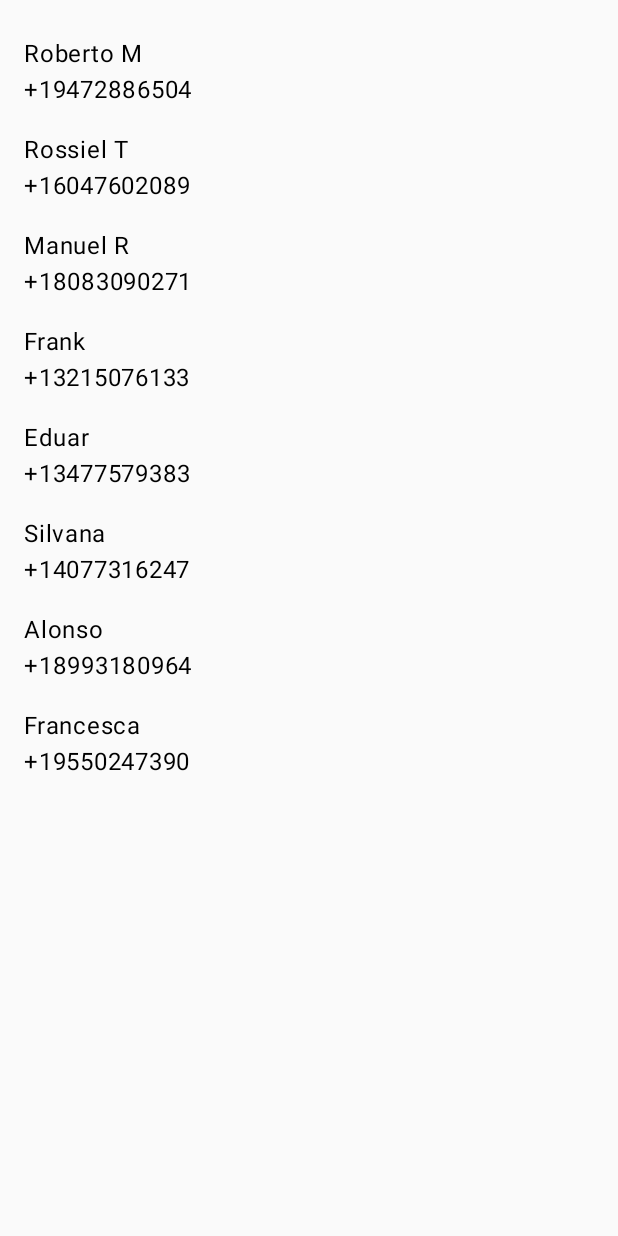
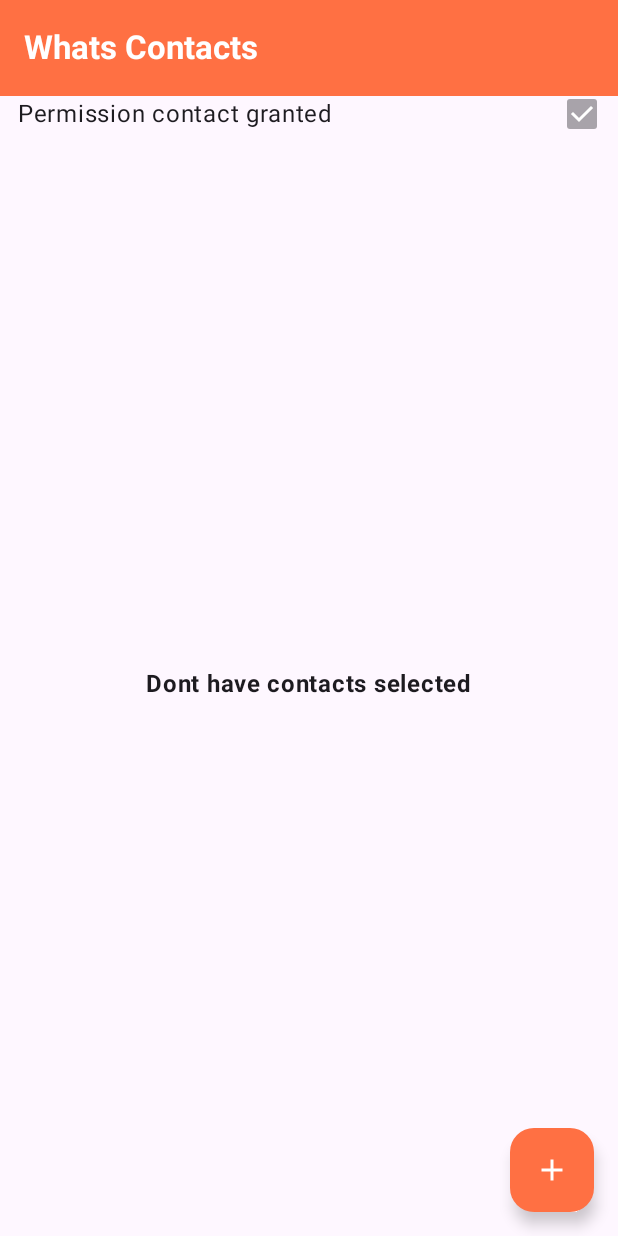
Before and after one commit to Alfonsina30/contact_compose_project, an Android app built with Jetpack Compose: the screen it shows after launch (MainActivity), on a phone screen of 412 x 824 dp. Run offline under Robolectric (Android 15) with nearby library versions, the phone set to English and light mode, and no system bars.

Commit message:
Update MainActivity.kt

```diff
--- a/app/src/main/java/com/example/whatscontacts/MainActivity.kt
+++ b/app/src/main/java/com/example/whatscontacts/MainActivity.kt
@@ -1,16 +1,30 @@
+
 package com.example.whatscontacts
 
 import android.os.Bundle
 import androidx.activity.ComponentActivity
+import androidx.activity.compose.BackHandler
 import androidx.activity.compose.setContent
+import androidx.compose.foundation.background
 import androidx.compose.foundation.layout.*
 import androidx.compose.foundation.lazy.LazyColumn
 import androidx.compose.foundation.lazy.items
-import androidx.compose.material3.MaterialTheme
-import androidx.compose.material3.Text
-import androidx.compose.runtime.Composable
+import androidx.compose.foundation.shape.CircleShape
+import androidx.compose.material.icons.Icons
+import androidx.compose.material.icons.automirrored.filled.ArrowBack
+import androidx.compose.material.icons.filled.Add
+import androidx.compose.material.icons.filled.Close
+import androidx.compose.material.icons.filled.Person
+import androidx.compose.material3.*
+import androidx.compose.runtime.*
+import androidx.compose.ui.Alignment
 import androidx.compose.ui.Modifier
+import androidx.compose.ui.draw.clip
+import androidx.compose.ui.graphics.Color
+import androidx.compose.ui.text.font.FontWeight
 import androidx.compose.ui.unit.dp
+
+val Orange = Color(0xFFFF7043)
 
 data class Contact(val id: Int, val name: String, val phone: String)
 
@@ -25,30 +39,177 @@ val fakeContacts = listOf(
     Contact(8, "Francesca", "+19550247390"),
 )
 
+
 class MainActivity : ComponentActivity() {
     override fun onCreate(savedInstanceState: Bundle?) {
         super.onCreate(savedInstanceState)
         setContent {
             MaterialTheme {
-                ContactList(fakeContacts)
+                App()
             }
         }
     }
 }
 
 @Composable
-fun ContactList(contacts: List<Contact>) {
-    LazyColumn(
-        modifier = Modifier
-            .fillMaxSize()
-            .statusBarsPadding()
-            .padding(16.dp)
-    ) {
-        items(contacts) { contact ->
-            Column(modifier = Modifier.padding(vertical = 8.dp)) {
-                Text(contact.name)
-                Text(contact.phone)
+fun App() {
+    var searching by remember { mutableStateOf(false) }
+    val selectedIds = remember { mutableStateListOf<Int>() }
+
+    if (searching) {
+        SearchScreen(
+            contacts = fakeContacts,
+            selectedIds = selectedIds,
+            onBack = { searching = false }
+        )
+    } else {
+        MainScreen(
+            selected = fakeContacts.filter { it.id in selectedIds },
+            onAdd = { searching = true },
+            onRemove = { contact -> selectedIds.remove(contact.id) }
+        )
+    }
+}
+
+@OptIn(ExperimentalMaterial3Api::class)
+@Composable
+fun MainScreen(
+    selected: List<Contact>,
+    onAdd: () -> Unit,
+    onRemove: (Contact) -> Unit
+) {
+    Scaffold(
+        topBar = {
+            TopAppBar(
+                title = { Text("Whats Contacts", fontWeight = FontWeight.Bold) },
+                colors = TopAppBarDefaults.topAppBarColors(
+                    containerColor = Orange,
+                    titleContentColor = Color.White
+                )
+            )
+        },
+        floatingActionButton = {
+            FloatingActionButton(
+                onClick = onAdd,
+                containerColor = Orange,
+                contentColor = Color.White
+            ) {
+                Icon(Icons.Default.Add, contentDescription = "Add contacts")
+            }
+        }
+    ) { padding ->
+        Column(modifier = Modifier.padding(padding).fillMaxSize()) {
+            Row(
+                modifier = Modifier.fillMaxWidth().padding(horizontal = 12.dp),
+                verticalAlignment = Alignment.CenterVertically,
+                horizontalArrangement = Arrangement.SpaceBetween
+            ) {
+                Text("Permission contact granted")
+                Checkbox(checked = true, onCheckedChange = null, enabled = false)
+            }
+
+            if (selected.isEmpty()) {
+                Box(modifier = Modifier.fillMaxSize(), contentAlignment = Alignment.Center) {
+                    Text("Dont have contacts selected", fontWeight = FontWeight.Bold)
+                }
+            } else {
+                Text(
+                    "Contact selected",
+                    fontWeight = FontWeight.Bold,
+                    modifier = Modifier.align(Alignment.CenterHorizontally).padding(8.dp)
+                )
+                LazyColumn {
+                    items(selected, key = { it.id }) { contact ->
+                        ContactRow(contact) {
+                            IconButton(onClick = { onRemove(contact) }) {
+                                Icon(
+                                    Icons.Default.Close,
+                                    contentDescription = "Remove",
+                                    tint = Orange
+                                )
+                            }
+                        }
+                    }
+                }
             }
         }
     }
 }
+
+@Composable
+fun SearchScreen(
+    contacts: List<Contact>,
+    selectedIds: MutableList<Int>,
+    onBack: () -> Unit
+) {
+    var query by remember { mutableStateOf("") }
+    BackHandler(onBack = onBack)
+
+    val filtered = contacts.filter {
+        it.name.contains(query, ignoreCase = true) || it.phone.contains(query)
+    }
+
+    Column(modifier = Modifier.fillMaxSize().statusBarsPadding()) {
+        Row(verticalAlignment = Alignment.CenterVertically) {
+            IconButton(onClick = onBack) {
+                Icon(Icons.AutoMirrored.Filled.ArrowBack, contentDescription = "Back", tint = Orange)
+            }
+            TextField(
+                value = query,
+                onValueChange = { query = it },
+                placeholder = { Text("Search") },
+                singleLine = true,
+                modifier = Modifier.weight(1f),
+                colors = TextFieldDefaults.colors(
+                    focusedContainerColor = Color.Transparent,
+                    unfocusedContainerColor = Color.Transparent,
+                    focusedIndicatorColor = Color.Transparent,
+                    unfocusedIndicatorColor = Color.Transparent
+                )
+            )
+            if (query.isNotEmpty()) {
+                IconButton(onClick = { query = "" }) {
+                    Icon(Icons.Default.Close, contentDescription = "Clear", tint = Orange)
+                }
+            }
+        }
+        HorizontalDivider()
+        LazyColumn {
+            items(filtered, key = { it.id }) { contact ->
+                ContactRow(contact) {
+                    Checkbox(
+                        checked = contact.id in selectedIds,
+                        onCheckedChange = { checked ->
+                            if (checked) selectedIds.add(contact.id)
+                            else selectedIds.remove(contact.id)
+                        }
+                    )
+                }
+            }
+        }
+    }
+}
+
+@Composable
+fun ContactRow(contact: Contact, trailing: @Composable () -> Unit) {
+    Row(
+        modifier = Modifier.fillMaxWidth().padding(horizontal = 16.dp, vertical = 8.dp),
+        verticalAlignment = Alignment.CenterVertically
+    ) {
+        Box(
+            modifier = Modifier
+                .size(40.dp)
+                .clip(CircleShape)
+                .background(Color(0xFFFFCCBC)),
+            contentAlignment = Alignment.Center
+        ) {
+            Icon(Icons.Default.Person, contentDescription = null, tint = Color(0xFF5D4037))
+        }
+        Spacer(Modifier.width(12.dp))
+        Column(modifier = Modifier.weight(1f)) {
+            Text(contact.name, fontWeight = FontWeight.Medium)
+            Text(contact.phone, style = MaterialTheme.typography.bodySmall)
+        }
+        trailing()
+    }
+}
```
